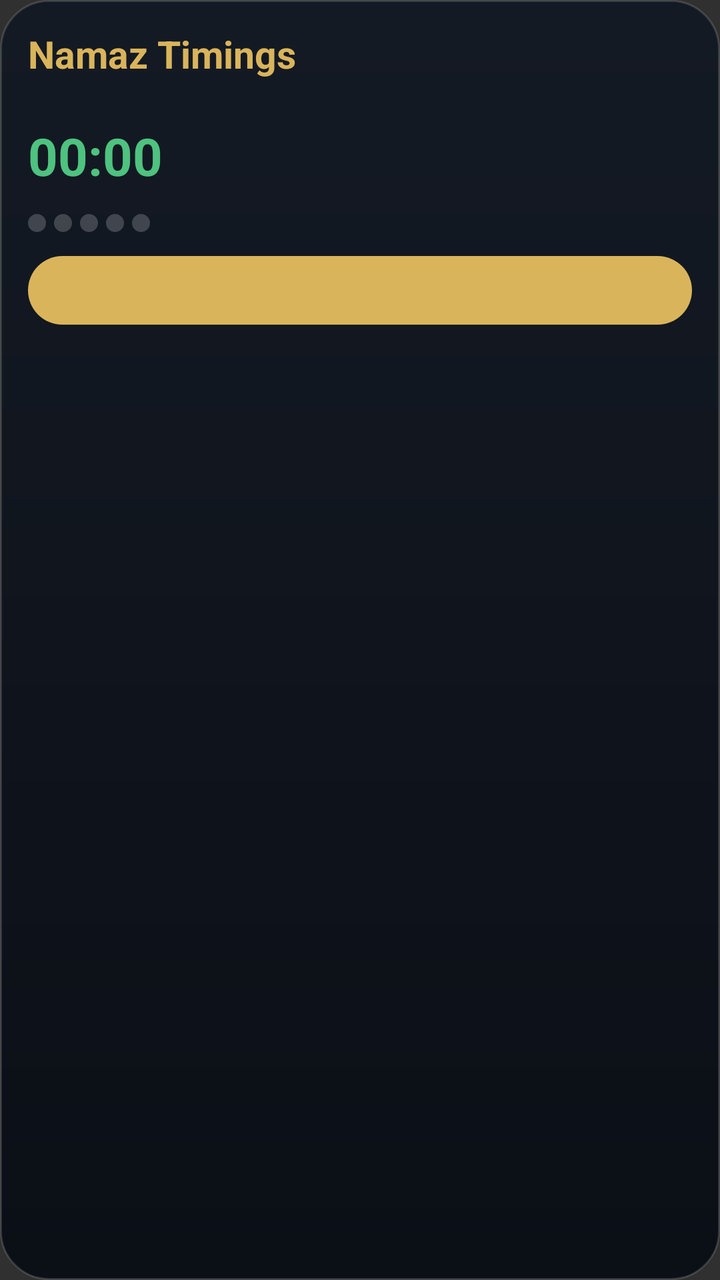
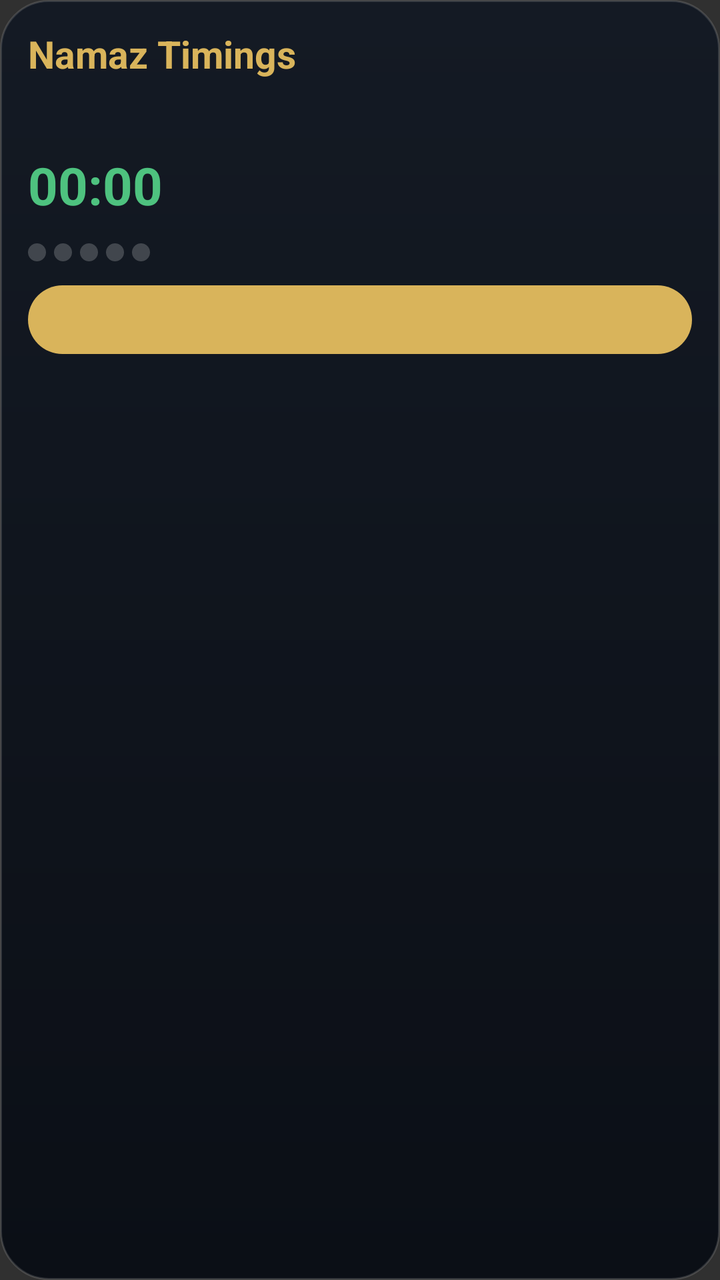

Two renders of the same Android screen: before a commit and after it. Below are the layout's source before the change and the commit's diff.
<!-- AndroidManifest.xml: application theme Theme.Namaz -->
<!-- res/layout/widget_namaz.xml -->
<?xml version="1.0" encoding="utf-8"?>
<LinearLayout xmlns:android="http://schemas.android.com/apk/res/android"
    android:id="@+id/w_root"
    android:layout_width="match_parent"
    android:layout_height="match_parent"
    android:orientation="vertical"
    android:background="@drawable/widget_bg"
    android:padding="14dp">

    
    <LinearLayout
        android:layout_width="match_parent"
        android:layout_height="wrap_content"
        android:orientation="horizontal"
        android:gravity="center_vertical">

        <TextView
            android:id="@+id/w_prayer"
            android:layout_width="0dp"
            android:layout_weight="1"
            android:layout_height="wrap_content"
            android:textSize="19sp"
            android:textStyle="bold"
            android:textColor="@color/w_gold"
            android:maxLines="1"
            android:ellipsize="end"
            android:text="@string/app_name" />

        <TextView
            android:id="@+id/w_status"
            android:layout_width="wrap_content"
            android:layout_height="wrap_content"
            android:textSize="16sp"
            android:textStyle="bold"
            android:textColor="@color/w_muted"
            android:text="" />
    </LinearLayout>

    
    <TextView
        android:id="@+id/w_window"
        android:layout_width="match_parent"
        android:layout_height="wrap_content"
        android:layout_marginTop="1dp"
        android:textSize="11sp"
        android:textColor="@color/w_muted"
        android:maxLines="1"
        android:ellipsize="end"
        android:text="" />

    
    <LinearLayout
        android:layout_width="match_parent"
        android:layout_height="wrap_content"
        android:orientation="horizontal"
        android:gravity="bottom"
        android:layout_marginTop="5dp">

        <Chronometer
            android:id="@+id/w_left"
            android:layout_width="wrap_content"
            android:layout_height="wrap_content"
            android:textSize="26sp"
            android:textStyle="bold"
            android:textColor="@color/w_green" />

        <TextView
            android:id="@+id/w_left_label"
            android:layout_width="wrap_content"
            android:layout_height="wrap_content"
            android:layout_marginStart="6dp"
            android:layout_marginBottom="4dp"
            android:textSize="11sp"
            android:textColor="@color/w_muted"
            android:text="" />
    </LinearLayout>

    
    <LinearLayout
        android:id="@+id/w_stats"
        android:layout_width="match_parent"
        android:layout_height="wrap_content"
        android:orientation="horizontal"
        android:gravity="center_vertical"
        android:layout_marginTop="9dp">

        <ImageView
            android:id="@+id/w_dot1"
            android:layout_width="9dp"
            android:layout_height="9dp"
            android:layout_marginEnd="4dp"
            android:contentDescription="@null"
            android:src="@drawable/widget_dot_off" />

        <ImageView
            android:id="@+id/w_dot2"
            android:layout_width="9dp"
            android:layout_height="9dp"
            android:layout_marginEnd="4dp"
            android:contentDescription="@null"
            android:src="@drawable/widget_dot_off" />

        <ImageView
            android:id="@+id/w_dot3"
            android:layout_width="9dp"
            android:layout_height="9dp"
            android:layout_marginEnd="4dp"
            android:contentDescription="@null"
            android:src="@drawable/widget_dot_off" />

        <ImageView
            android:id="@+id/w_dot4"
            android:layout_width="9dp"
            android:layout_height="9dp"
            android:layout_marginEnd="4dp"
            android:contentDescription="@null"
            android:src="@drawable/widget_dot_off" />

        <ImageView
            android:id="@+id/w_dot5"
            android:layout_width="9dp"
            android:layout_height="9dp"
            android:layout_marginEnd="9dp"
            android:contentDescription="@null"
            android:src="@drawable/widget_dot_off" />

        <TextView
            android:id="@+id/w_count"
            android:layout_width="wrap_content"
            android:layout_height="wrap_content"
            android:textSize="11sp"
            android:textColor="@color/w_muted"
            android:maxLines="1"
            android:text="" />

        <TextView
            android:id="@+id/w_streak"
            android:layout_width="0dp"
            android:layout_weight="1"
            android:layout_height="wrap_content"
            android:gravity="end"
            android:textSize="11sp"
            android:textStyle="bold"
            android:textColor="@color/w_gold"
            android:maxLines="1"
            android:ellipsize="end"
            android:text="" />
    </LinearLayout>

    
    <TextView
        android:id="@+id/w_mark"
        android:layout_width="match_parent"
        android:layout_height="wrap_content"
        android:layout_marginTop="9dp"
        android:background="@drawable/widget_button"
        android:gravity="center"
        android:paddingTop="9dp"
        android:paddingBottom="9dp"
        android:textSize="12sp"
        android:textStyle="bold"
        android:textColor="@color/w_ink"
        android:text="" />
</LinearLayout>
<!-- resources referenced by this layout -->
<resources>
  <color name="w_gold">#FFD9B45B</color>
  <color name="w_green">#FF4EC27F</color>
  <color name="w_ink">#FF14161C</color>
  <color name="w_muted">#FF9AA3AF</color>
  <!-- drawable widget_bg (drawable) -->
  <?xml version="1.0" encoding="utf-8"?>
  <shape xmlns:android="http://schemas.android.com/apk/res/android"
      android:shape="rectangle">
      <corners android:radius="24dp" />
      <gradient
          android:angle="290"
          android:startColor="#FF141A24"
          android:endColor="#FF0B0F16"
          android:type="linear" />
      <stroke android:width="1dp" android:color="#22FFFFFF" />
  </shape>
  <!-- drawable widget_button (drawable) -->
  <?xml version="1.0" encoding="utf-8"?>
  <shape xmlns:android="http://schemas.android.com/apk/res/android" android:shape="rectangle">
      <corners android:radius="20dp" />
      <solid android:color="@color/w_gold" />
  </shape>
  <!-- drawable widget_dot_off (drawable) -->
  <?xml version="1.0" encoding="utf-8"?>
  <shape xmlns:android="http://schemas.android.com/apk/res/android" android:shape="oval">
      <solid android:color="@color/w_faint" />
      <size android:width="9dp" android:height="9dp" />
  </shape>
  <string name="app_name">Namaz Timings</string>
  <style name="Theme.Namaz" parent="android:Theme.Material.NoActionBar" />
  <color name="w_faint">#33FFFFFF</color>
</resources>

<!-- the commit's change to res/layout/widget_namaz.xml (unified diff, before → after) -->
@@ -43,6 +43,17 @@
         android:layout_height="wrap_content"
         android:layout_marginTop="1dp"
         android:textSize="11sp"
+        android:textColor="@color/w_muted"
+        android:maxLines="1"
+        android:ellipsize="end"
+        android:text="" />
+
+    <TextView
+        android:id="@+id/w_hijri"
+        android:layout_width="match_parent"
+        android:layout_height="wrap_content"
+        android:layout_marginTop="1dp"
+        android:textSize="10sp"
         android:textColor="@color/w_muted"
         android:maxLines="1"
         android:ellipsize="end"
